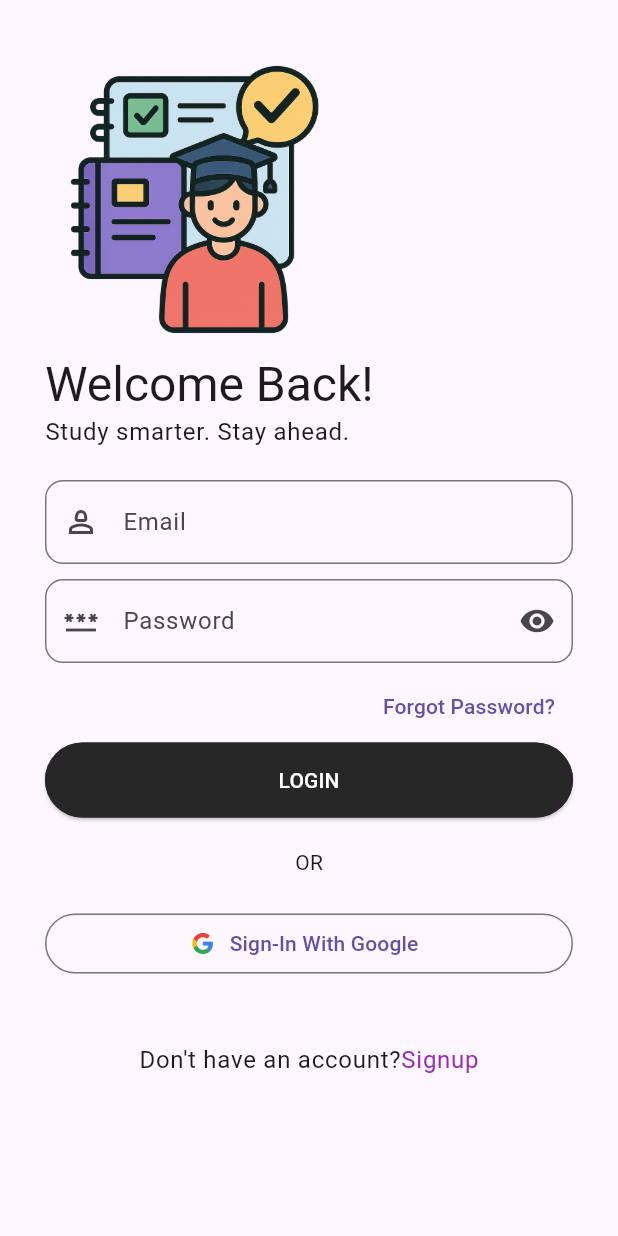
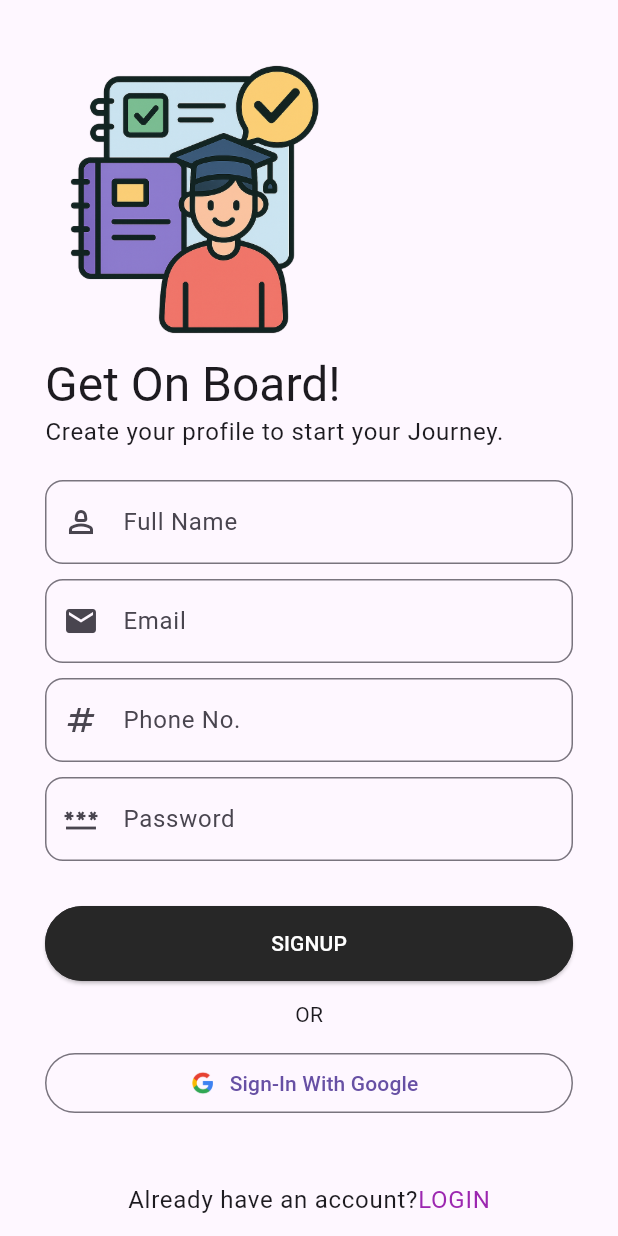
Before and after one commit to DevKorrir/SmartPace, a Flutter app: the Login screen opened directly, after a tap on an icon or button, on a phone screen of 412 x 824 dp. Run offline on Flutter 3.47's test engine with Material 3 defaults, Android fonts, the phone set to English and light mode, and no system bars; our stand-ins replace get.

Commit message:
created signup screen

```diff
--- a/lib/src/constants/text_string.dart
+++ b/lib/src/constants/text_string.dart
@@ -17,3 +17,8 @@ const String tEmail ="Email";
 const String tPassword = "Password";
 const String tForgotPassword = "Forgot Password?";
 const String tSignInWithGoogle = "Sign-In With Google";
+
+const String tSignUpTitle ="Get On Board!";
+const String tSignUpnSubtitle = "Create your profile to start your Journey.";
+const String tFullName = "Full Name";
+const String tPhoneNo = "Phone No.";
--- a/lib/src/features/screens/login/login.dart
+++ b/lib/src/features/screens/auth/login.dart
@@ -1,7 +1,9 @@
 import 'package:flutter/material.dart';
+import 'package:get/get.dart';
 import 'package:smart_pace/src/constants/image_string.dart';
 import 'package:smart_pace/src/constants/sizes.dart';
 import 'package:smart_pace/src/constants/text_string.dart';
+import 'package:smart_pace/src/features/screens/auth/sign_up.dart';
 
 import '../../../constants/colors.dart';
 
@@ -72,6 +74,8 @@ class Login extends StatelessWidget {
                           child: Text(tForgotPassword),
                         ),
                       ),
+                      const SizedBox(height: tFormHeight),
+
                       SizedBox(
                         width: double.infinity,
                         child: ElevatedButton(
@@ -87,12 +91,12 @@ class Login extends StatelessWidget {
                           child: Text(tLogin.toUpperCase()),
                         ),
                       ),
-                      const SizedBox(height: tFormHeight - 10.0),
+                      const SizedBox(height: tFormHeight - 20.0),
                       Column(
                         crossAxisAlignment: CrossAxisAlignment.center,
                         children: [
                           Text("OR"),
-                          const SizedBox(height: tFormHeight - 10.0),
+                          const SizedBox(height: tFormHeight - 20.0),
                           SizedBox(
                             width: double.infinity,
                             child: OutlinedButton.icon(
@@ -106,7 +110,7 @@ class Login extends StatelessWidget {
                           ),
                           const SizedBox(height: tFormHeight),
                           TextButton(
-                            onPressed: () {},
+                            onPressed: () => Get.offAll(SignUp()),
                             child: Text.rich(
                               TextSpan(
                                 text: tDontHaveAnAccount,style: Theme.of(context).textTheme.bodyLarge,
--- /dev/null
+++ b/lib/src/features/screens/auth/sign_up.dart
@@ -0,0 +1,144 @@
+import 'package:flutter/material.dart';
+import 'package:get/get.dart';
+import 'package:smart_pace/src/constants/text_string.dart';
+import 'package:smart_pace/src/features/screens/auth/login.dart';
+
+import '../../../constants/colors.dart';
+import '../../../constants/image_string.dart';
+import '../../../constants/sizes.dart';
+
+class SignUp extends StatelessWidget {
+  const SignUp({super.key});
+
+  @override
+  Widget build(BuildContext context) {
+    final size = MediaQuery.of(context).size;
+
+    return Scaffold(
+      body: SingleChildScrollView(
+          child: Container(
+            padding: EdgeInsets.all(tDefaultSize),
+            child: Column(
+              crossAxisAlignment: CrossAxisAlignment.start,
+              children: [
+                Image(
+                  image: AssetImage(tWelcomeScreenImage),
+                  height: size.height * 0.25,
+                ),
+                Text(
+                  tSignUpTitle,
+                  style: Theme.of(context).textTheme.headlineLarge,
+                ),
+                Text(
+                  tSignUpnSubtitle,
+                  style: Theme.of(context).textTheme.bodyLarge,
+                ),
+
+                Form(
+                  child: Container(
+                    padding: const EdgeInsets.symmetric(
+                      vertical: tFormHeight - 10.0,
+                    ),
+                    child: Column(
+                      children: [
+                        TextField(
+                          decoration: InputDecoration(
+                            prefixIcon: Icon(Icons.person_2_outlined),
+                            labelText: tFullName,
+                            hintText: tFullName,
+                            border: OutlineInputBorder(
+                              borderRadius: BorderRadius.circular(12),
+                            ),
+                          ),
+                        ),
+                        const SizedBox(height: tFormHeight - 20.0),
+                        TextField(
+                          decoration: InputDecoration(
+                            prefixIcon: Icon(Icons.email),
+                            labelText: tEmail,
+                            hintText: tEmail,
+                            border: OutlineInputBorder(
+                              borderRadius: BorderRadius.circular(12),
+                            ),
+                          ),
+                        ),
+                        const SizedBox(height: tFormHeight - 20.0),
+
+                        TextField(
+                          decoration: InputDecoration(
+                            prefixIcon: Icon(Icons.numbers_outlined),
+                            labelText: tPhoneNo,
+                            hintText: tPhoneNo,
+                            border: OutlineInputBorder(
+                              borderRadius: BorderRadius.circular(12),
+                            ),
+                          ),
+                        ),
+                        const SizedBox(height: tFormHeight - 20.0),
+                        TextField(
+                          decoration: InputDecoration(
+                            prefixIcon: Icon(Icons.password),
+                            labelText: tPassword,
+                            hintText: tPassword,
+                            border: OutlineInputBorder(
+                              borderRadius: BorderRadius.circular(12),
+                            ),
+                          ),
+                        ),
+                        const SizedBox(height: tFormHeight),
+
+                        SizedBox(
+                          width: double.infinity,
+                          child: ElevatedButton(
+                            onPressed: () {},
+                            style: ElevatedButton.styleFrom(
+                              foregroundColor: tWhiteColor,
+                              backgroundColor: tSecondaryColor,
+                              side: BorderSide(color: tSecondaryColor),
+                              padding: EdgeInsets.symmetric(
+                                vertical: tButtonHeight,
+                              ),
+                            ),
+                            child: Text(tSignup.toUpperCase()),
+                          ),
+                        ),
+                        const SizedBox(height: tFormHeight -18),
+                        Column(
+                          crossAxisAlignment: CrossAxisAlignment.center,
+                          children: [
+                            Text("OR"),
+                            const SizedBox(height: tFormHeight - 18.0),
+                            SizedBox(
+                              width: double.infinity,
+                              child: OutlinedButton.icon(
+                                icon: Image(
+                                  image: AssetImage(tGoogleLogoImage),
+                                  width: 20.0,
+                                ),
+                                onPressed: () {},
+                                label: Text(tSignInWithGoogle),
+                              ),
+                            ),
+                            const SizedBox(height: tFormHeight),
+                            TextButton(
+                              onPressed: () => Get.offAll(Login()),
+                              child: Text.rich(
+                                TextSpan(
+                                  text: tAlreadyHaveAnAccount,style: Theme.of(context).textTheme.bodyLarge,
+                                  children: [TextSpan(text: tLogin.toUpperCase(),style: TextStyle(color: Colors.purple))],
+                                ),
+                              ),
+                            ),
+                          ],
+                        ),
+                      ],
+                    ),
+                  ),
+                ),
+              ],
+            ),
+          ),
+      ),
+    );
+  }
+}
--- a/lib/src/features/screens/welcome/welcome.dart
+++ b/lib/src/features/screens/welcome/welcome.dart
@@ -1,7 +1,8 @@
 import 'package:flutter/material.dart';
 import 'package:get/get.dart';
 import 'package:smart_pace/src/constants/colors.dart';
-import 'package:smart_pace/src/features/screens/login/login.dart';
+import 'package:smart_pace/src/features/screens/auth/sign_up.dart';
+import 'package:smart_pace/src/features/screens/auth/login.dart';
 
 import '../../../constants/sizes.dart';
 import '../../../constants/text_string.dart';
@@ -53,7 +54,7 @@ class Welcome extends StatelessWidget {
                   const SizedBox(width: 10),
                   Expanded(
                     child: ElevatedButton(
-                      onPressed: () {},
+                      onPressed: () => Get.offAll(SignUp()),
                       style:  ElevatedButton.styleFrom(
                           foregroundColor: tWhiteColor,
                           backgroundColor: tSecondaryColor,
```
